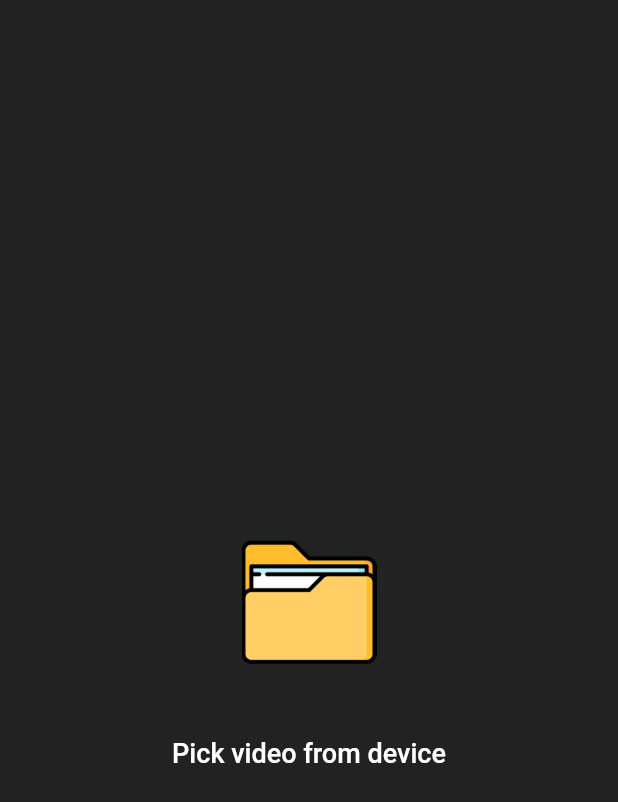
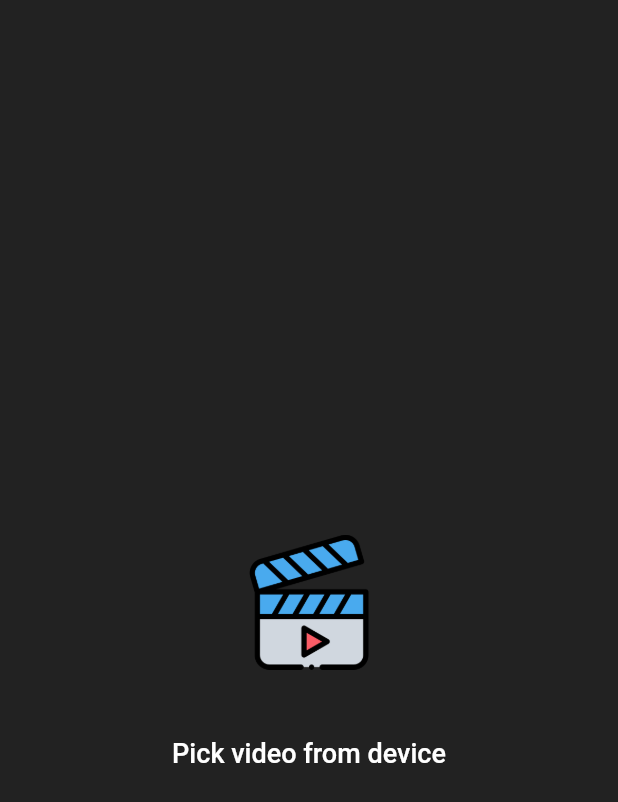
Before and after one commit to swilam202/PlayBox, a Flutter app: the screen it shows after launch, on a phone screen of 412 x 824 dp. Shown: the top 802 px of the screen. Run offline on Flutter 3.47's test engine with Material 2 defaults, Android fonts, the phone set to English and light mode, and no system bars; our stand-ins replace chewie, file_picker, flutter_bloc, get, video_player.

Commit message:
add app icon

```diff
--- a/lib/features/home screen/presentation/views/widgets/initial state.dart
+++ b/lib/features/home screen/presentation/views/widgets/initial state.dart
@@ -23,7 +23,7 @@
               height: 180,
               child: AspectRatio(
                 aspectRatio: 2.5 / 5,
-                child: Image.asset('assets/images/folder icon.png'),
+                child: Image.asset('assets/images/PlayBox.png'),
               ),
             ),
             const Text('Pick video from device',style: TextStyle(fontSize: 18,color: Colors.white),)
```
Also changed, not shown: pubspec.yaml (+20 -3 lines), assets/images/folder icon.png (deleted), pubspec.lock, 41 other files.
